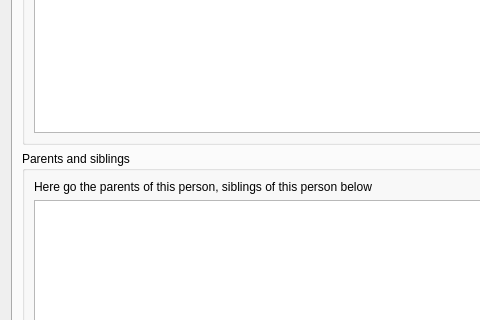
Old version of the form dialogs/persondialog.ui in the repository caybro/pedikree; both pictures show x 0 to 480 and y 122 to 442 of the 587 by 536 pixel window.
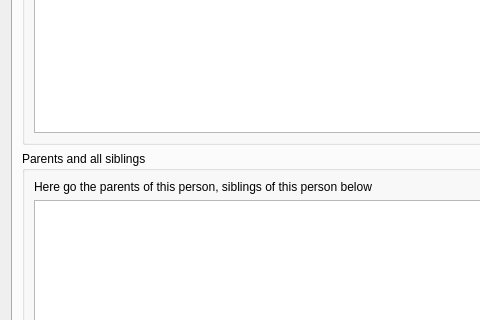
New version of the form. The open tabs and pages were chosen to show the change. Icons and pictures are not drawn.

Commit message: fix formatting date/time

Diff of the .ui file:
```diff
--- a/dialogs/persondialog.ui
+++ b/dialogs/persondialog.ui
@@ -454,7 +454,7 @@
        <item>
         <widget class="QGroupBox" name="gbParents_Siblings">
          <property name="title">
-          <string>Parents and siblings</string>
+          <string>Parents and all siblings</string>
          </property>
          <layout class="QVBoxLayout" name="verticalLayout_4">
           <item>
```
The commit also changes 1 other file.
